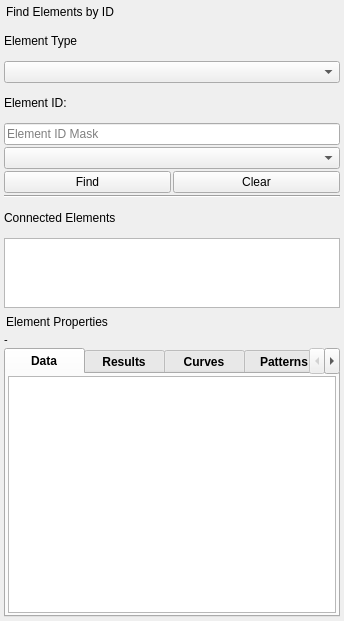
Above: ui/qgisred_unified_find_properties.ui from Ingeniousware/QGISRed-BID before the change. Below: the same form after it.
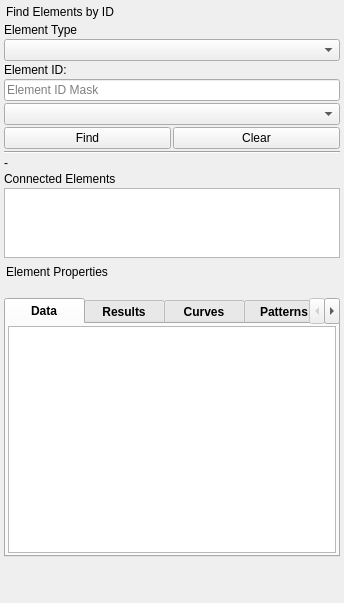
That is the form after the change.

What changed in the file:
```diff
--- a/ui/qgisred_unified_find_properties.ui
+++ b/ui/qgisred_unified_find_properties.ui
@@ -7,9 +7,17 @@
     <x>0</x>
     <y>0</y>
     <width>344</width>
-    <height>621</height>
+    <height>603</height>
    </rect>
   </property>
+  <property name="styleSheet">
+   <string notr="true">
+QDockWidget::title {
+    font-weight: bold;
+    font-size: 12pt;
+}
+   </string>
+  </property>
   <property name="features">
    <set>QDockWidget::AllDockWidgetFeatures</set>
   </property>
@@ -179,6 +187,13 @@
               </property>
              </widget>
             </item>
+            <item>
+             <widget class="QLabel" name="labelFoundElement">
+              <property name="text">
+               <string>-</string>
+              </property>
+             </widget>
+            </item>
             <item>
              <widget class="QLabel" name="labelAdjacentNodeLinks">
               <property name="text">
@@ -263,7 +278,7 @@
              <number>0</number>
             </property>
             <item>
-             <widget class="QLabel" name="labelFoundElement">
+             <widget class="QLabel" name="labelFoundElementProperty">
               <property name="font">
                <font>
                 <pointsize>8</pointsize>
@@ -272,7 +287,7 @@
                </font>
               </property>
               <property name="text">
-               <string>-</string>
+               <string/>
               </property>
              </widget>
             </item>
@@ -451,6 +466,19 @@
         </widget>
        </widget>
       </item>
+      <item>
+       <spacer name="verticalSpacer">
+        <property name="orientation">
+         <enum>Qt::Vertical</enum>
+        </property>
+        <property name="sizeHint" stdset="0">
+         <size>
+          <width>20</width>
+          <height>5</height>
+         </size>
+        </property>
+       </spacer>
+      </item>
      </layout>
     </item>
    </layout>
```
Left out of the diff: 12 changed lines with no effect on the pictures.
